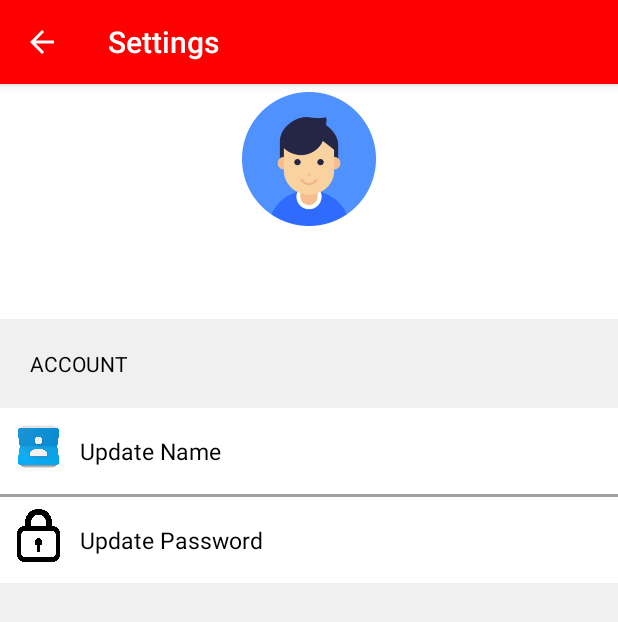
After one commit to healthGuide/android-app, an Android app: the settings screen opened directly, with no data from a screen before it, on a phone screen of 412 x 824 dp. The commit adds this screen. Shown: the top 622 px of the screen. Run offline under Robolectric (Android 15) with nearby library versions, the phone set to English and light mode, and no system bars; our stand-ins replace Firebase (no records; nobody signed in at launch, a user with empty details on screens opened directly).

Commit message:
settings screen added

```diff
--- /dev/null
+++ b/app/src/main/java/rkapoors/healthguide/settings.java
@@ -0,0 +1,133 @@
+package rkapoors.healthguide;
+
+import android.support.v7.app.AppCompatActivity;
+import android.os.Bundle;
+import android.content.Context;
+import android.content.DialogInterface;
+import android.content.Intent;
+import android.support.v7.app.ActionBar;
+import android.support.v7.app.AlertDialog;
+import android.view.LayoutInflater;
+import android.view.View;
+import android.widget.AdapterView;
+import android.widget.EditText;
+import android.widget.ListView;
+import android.widget.TextView;
+
+import com.google.firebase.auth.FirebaseAuth;
+import com.google.firebase.auth.FirebaseUser;
+import com.google.firebase.database.DataSnapshot;
+import com.google.firebase.database.DatabaseError;
+import com.google.firebase.database.DatabaseReference;
+import com.google.firebase.database.FirebaseDatabase;
+import com.google.firebase.database.ValueEventListener;
+
+public class settings extends AppCompatActivity {
+
+    private DatabaseReference mFirebaseDatabase;
+    private FirebaseDatabase mFirebaseInstance;
+
+    String mailofuser="";
+    String uidofuser="";
+
+    TextView mailtv,nametv;
+    final Context context = this;
+
+    @Override
+    protected void onCreate(Bundle savedInstanceState) {
+        super.onCreate(savedInstanceState);
+        setContentView(R.layout.activity_settings);
+
+        mFirebaseInstance = FirebaseDatabase.getInstance();
+        mFirebaseDatabase = mFirebaseInstance.getReference();
+
+        final FirebaseUser user = FirebaseAuth.getInstance().getCurrentUser();
+        if(user!=null) {mailofuser=user.getEmail();uidofuser=user.getUid();}
+
+        setTitle("Settings");
+        ActionBar actionBar =getSupportActionBar();
+        if(actionBar!=null){
+            actionBar.setDisplayHomeAsUpEnabled(true);
+        }
+
+        mailtv = (TextView)findViewById(R.id.usermail);
+        nametv = (TextView)findViewById(R.id.usernaam);
+
+        mailtv.setText(mailofuser);
+
+        mFirebaseDatabase.child("users").child(uidofuser).child("name").addListenerForSingleValueEvent(new ValueEventListener() {
+            @Override
+            public void onDataChange(DataSnapshot dataSnapshot) {
+                String username = dataSnapshot.getValue(String.class);
+                nametv.setText(username);
+            }
+
+            @Override
+            public void onCancelled(DatabaseError databaseError) {
+
+            }
+        });
+
+        String[] data2={"Update Name","Update Password"};
+
+        Integer[] images2={R.drawable.contacts,R.drawable.pass};
+
+        Draweradapter adapter2 = new Draweradapter(settings.this,data2,images2);
+
+        final ListView navList2 = (ListView) findViewById(R.id.list);
+        navList2.setAdapter(adapter2);
+        navList2.setOnItemClickListener(new AdapterView.OnItemClickListener(){
+            @Override
+            public void onItemClick(AdapterView<?> parent, View view, final int pos, long id){
+
+                switch(pos){
+                    case 0:
+                        LayoutInflater li = LayoutInflater.from(context);
+                        View promptsView = li.inflate(R.layout.prompts, null);
+
+                        AlertDialog.Builder alertDialogBuilder = new AlertDialog.Builder(context);
+
+                        // set prompts.xml to alertdialog builder
+                        alertDialogBuilder.setView(promptsView);
+
+                        final EditText userInput = (EditText) promptsView.findViewById(R.id.editTextDialogUserInput);
+
+                        // set dialog message
+                        alertDialogBuilder
+                                .setCancelable(true)
+                                .setPositiveButton("SAVE",
+                                        new DialogInterface.OnClickListener() {
+                                            public void onClick(DialogInterface dialog,int id) {
+                                                // get user input and set it to result
+                                                // edit text
+                                                nametv.setText(userInput.getText().toString().trim());
+                                                mFirebaseDatabase.child("users").child(uidofuser).child("name")
+                                                        .setValue(userInput.getText().toString().trim());
+                                            }
+                                        })
+                                .setNegativeButton("CANCEL",
+                                        new DialogInterface.OnClickListener() {
+                                            public void onClick(DialogInterface dialog,int id) {
+                                                dialog.cancel();
+                                            }
+                                        });
+
+                        // create alert dialog
+                        AlertDialog alertDialog = alertDialogBuilder.create();
+                        // show it
+                        alertDialog.show();
+                        break;
+                    case 1:
+                        startActivity(new Intent(settings.this,changepassword.class));
+                        break;
+                }
+            }
+        });
+    }
+
+    @Override
+    public boolean onSupportNavigateUp(){
+        finish();
+        return true;
+    }
+}
--- /dev/null
+++ b/app/src/main/res/layout/activity_settings.xml
@@ -0,0 +1,79 @@
+<?xml version="1.0" encoding="utf-8"?>
+<RelativeLayout
+    xmlns:android="http://schemas.android.com/apk/res/android"
+    xmlns:tools="http://schemas.android.com/tools"
+    android:layout_width="match_parent"
+    android:layout_height="match_parent"
+    tools:context="rkapoors.healthguide.settings">
+
+    <RelativeLayout
+        android:id="@+id/infoview"
+        android:layout_width="match_parent"
+        android:layout_height="wrap_content"
+        android:orientation="vertical"
+        android:background="#fff">
+
+        <ImageView
+            android:id="@+id/userimg"
+            android:layout_width="100dp"
+            android:layout_height="100dp"
+            android:padding="5dp"
+            android:layout_centerHorizontal="true"
+            android:src="@drawable/boy"
+            />
+
+        <TextView
+            android:id="@+id/usernaam"
+            android:layout_width="wrap_content"
+            android:layout_height="wrap_content"
+            android:layout_below="@+id/userimg"
+            android:layout_centerHorizontal="true"
+            android:textSize="18sp"
+            android:textStyle="bold"
+            android:textColor="#000"
+            android:paddingTop="5dp"
+            android:text="User"/>
+
+        <TextView
+            android:id="@+id/usermail"
+            android:layout_width="wrap_content"
+            android:layout_height="wrap_content"
+            android:layout_below="@+id/usernaam"
+            android:layout_centerHorizontal="true"
+            android:textSize="15sp"
+            android:textColor="#000"
+            android:paddingTop="5dp"
+            android:text="Email"/>
+
+    </RelativeLayout>
+
+    <RelativeLayout
+        android:layout_width="match_parent"
+        android:layout_height="match_parent"
+        android:background="#f0f0f0"
+        android:layout_below="@+id/infoview">
+
+        <TextView
+            android:id="@+id/infotxt"
+            android:layout_width="wrap_content"
+            android:layout_height="wrap_content"
+            android:layout_alignParentStart="true"
+            android:textColor="#000"
+            android:padding="20dp"
+            android:text="ACCOUNT"
+            />
+
+        <ListView
+            android:id="@+id/list"
+            android:layout_width="wrap_content"
+            android:layout_height="wrap_content"
+            android:layout_below="@+id/infotxt"
+            android:choiceMode="singleChoice"
+            android:background="#ffffff"
+            android:divider="#a0a0a0"
+            android:dividerHeight="2dp"
+            />
+
+    </RelativeLayout>
+
+</RelativeLayout>
```
Also changed, not shown: app/src/main/AndroidManifest.xml (+11 -9 lines), app/src/main/java/rkapoors/healthguide/MainActivity.java (+23 -5 lines), app/src/main/res/layout/prompts.xml (added, +26 -0 lines), app/src/main/res/drawable/contacts.png (added), app/src/main/res/drawable/docrec.png (added), app/src/main/res/drawable/pass.png (added).
